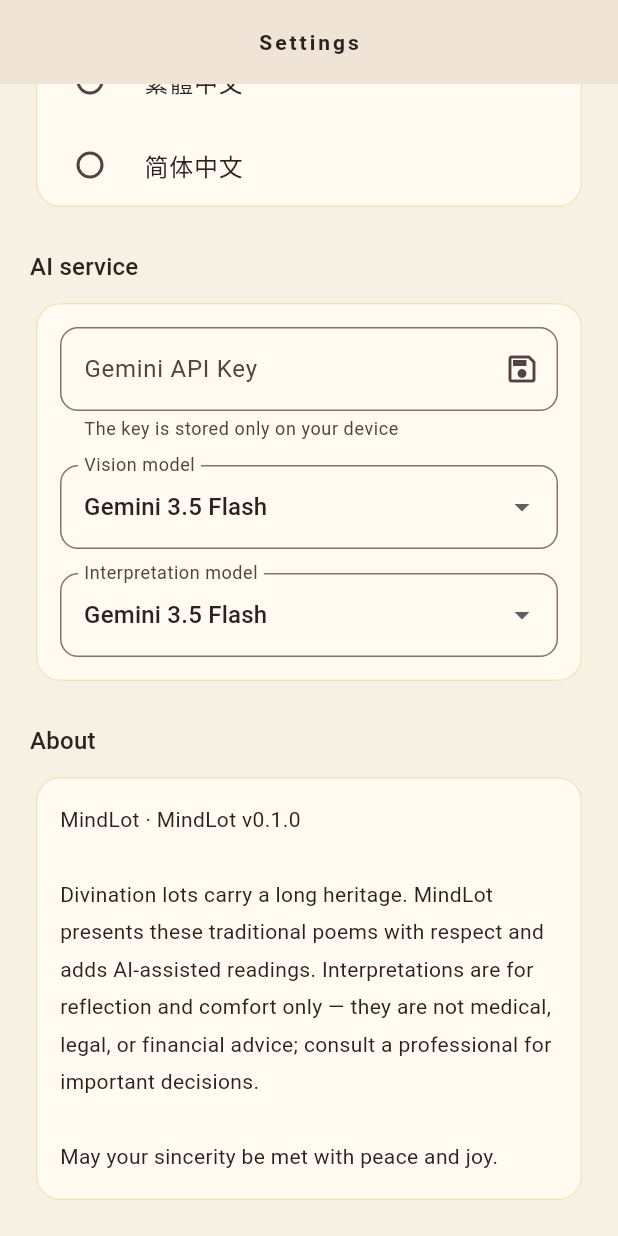
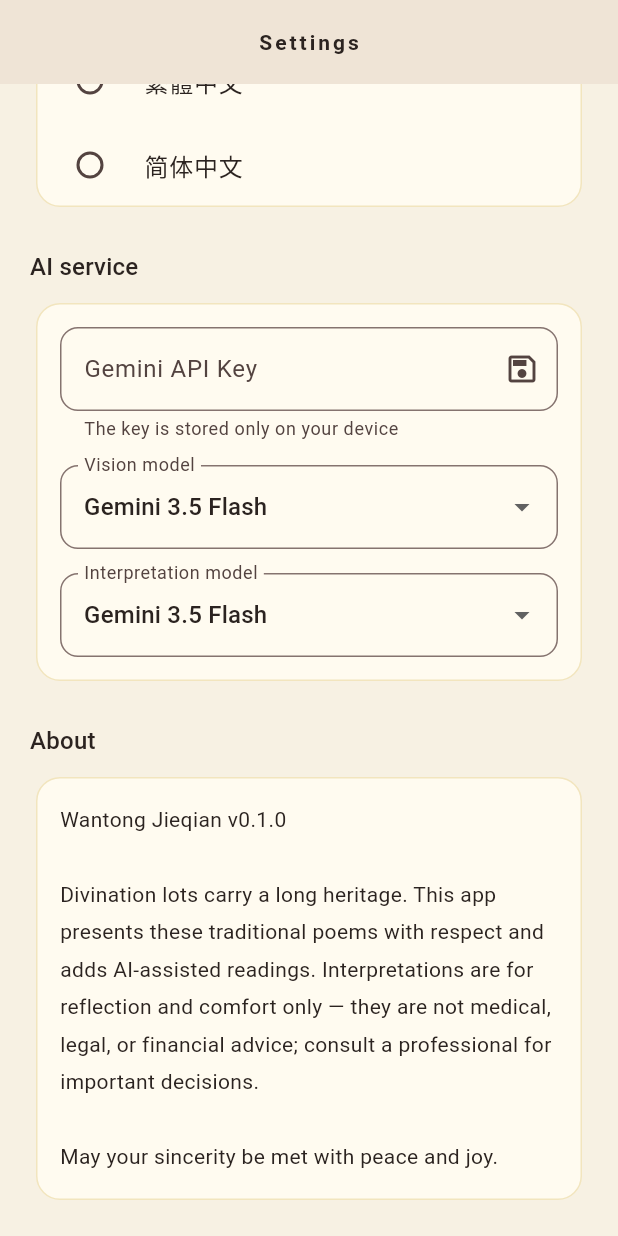
Before and after one commit to kth2/MindLot_app, a Flutter app: the SettingsScreen screen opened by its route, scrolled down 430 dp, on a phone screen of 412 x 824 dp. Run offline on Flutter 3.47's test engine with Material 3 defaults, Android fonts, the phone set to English and light mode, and no system bars; our stand-ins replace audioplayers, camera, flutter_riverpod, go_router, google_fonts, image_picker and 2 more; accounts and stored records are empty; Roboto replaces fonts that are missing (Noto Serif Tc).

Commit message:
Rename the app to 萬通解籤 (Wantong Jieqian)
Retire the MindLot brand for the display name.

- l10n appName → 萬通解籤 / 万通解签 / Wantong Jieqian (en romanization)
- Drop the "· MindLot" suffix from the share card and Settings about;
  neutralize the English About copy ("This app presents…")
- pubspec description updated

The Dart package/repo stays "mindlot" (renaming the package is unrelated
churn); the Android launcher label lives in the local, un-committed
android/ folder and must be changed there — see instructions.

Co-Authored-By: Claude Opus 4.8 <noreply@anthropic.com>
Claude-Session: https://claude.ai/code/session_01T5hfJBLn3faePgzVBpVyjT

```diff
--- a/lib/features/lot/widgets/lot_share_card.dart
+++ b/lib/features/lot/widgets/lot_share_card.dart
@@ -45,7 +45,7 @@ class LotShareCard extends StatelessWidget {
                 // ---- header: brand + seal ----
                 Row(
                   children: [
-                    Text('${l10n.appName} · MindLot',
+                    Text(l10n.appName,
                         style: theme.textTheme.labelMedium?.copyWith(
                           color: AppColors.gold,
                           letterSpacing: 2,
--- a/lib/features/settings/settings_screen.dart
+++ b/lib/features/settings/settings_screen.dart
@@ -184,7 +184,7 @@ class _SettingsScreenState extends ConsumerState<SettingsScreen> {
             child: Padding(
               padding: const EdgeInsets.all(16),
               child: Text(
-                '${l10n.appName} · MindLot v0.1.0\n\n${l10n.aboutBody}',
+                '${l10n.appName} v0.1.0\n\n${l10n.aboutBody}',
                 style: theme.textTheme.bodyMedium?.copyWith(height: 1.8),
               ),
             ),
--- a/lib/l10n/app_localizations.dart
+++ b/lib/l10n/app_localizations.dart
@@ -162,7 +162,7 @@ abstract class AppLocalizations {
 
 class AppLocalizationsEn extends AppLocalizations {
   @override
-  String get appName => "MindLot";
+  String get appName => "Wantong Jieqian";
   @override
   String get homeMotto => "Oracle lots in your palm";
   @override
@@ -368,7 +368,7 @@ class AppLocalizationsEn extends AppLocalizations {
   @override
   String get about => "About";
   @override
-  String get aboutBody => "Divination lots carry a long heritage. MindLot presents these traditional poems with respect and adds AI-assisted readings. Interpretations are for reflection and comfort only — they are not medical, legal, or financial advice; consult a professional for important decisions.\n\nMay your sincerity be met with peace and joy.";
+  String get aboutBody => "Divination lots carry a long heritage. This app presents these traditional poems with respect and adds AI-assisted readings. Interpretations are for reflection and comfort only — they are not medical, legal, or financial advice; consult a professional for important decisions.\n\nMay your sincerity be met with peace and joy.";
   @override
   String get shareImage => "Share image";
   @override
@@ -419,7 +419,7 @@ class AppLocalizationsEn extends AppLocalizations {
 
 class AppLocalizationsZhHant extends AppLocalizations {
   @override
-  String get appName => "心籤通";
+  String get appName => "萬通解籤";
   @override
   String get homeMotto => "掌中靈籤，心誠則靈";
   @override
@@ -676,7 +676,7 @@ class AppLocalizationsZhHant extends AppLocalizations {
 
 class AppLocalizationsZhHans extends AppLocalizations {
   @override
-  String get appName => "心签通";
+  String get appName => "万通解签";
   @override
   String get homeMotto => "掌中灵签，心诚则灵";
   @override
--- a/pubspec.yaml
+++ b/pubspec.yaml
@@ -1,5 +1,5 @@
 name: mindlot
-description: "心籤通 MindLot — AI-powered temple divination lot companion. Photograph a real lot, draw one virtually, and receive a warm, personalized interpretation."
+description: "萬通解籤 — AI-powered temple divination lot companion. Photograph a real lot, draw one virtually, and receive a warm, personalized interpretation."
 publish_to: "none"
 version: 0.1.0+1
 
```
Also changed, not shown: 1 other file.
